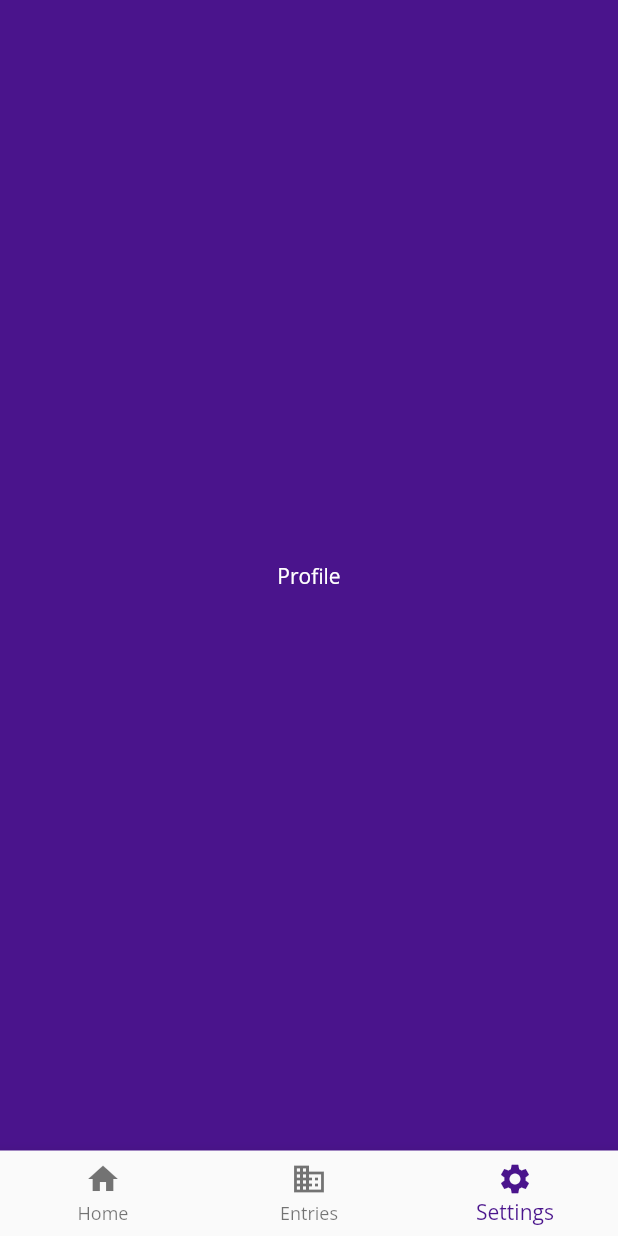
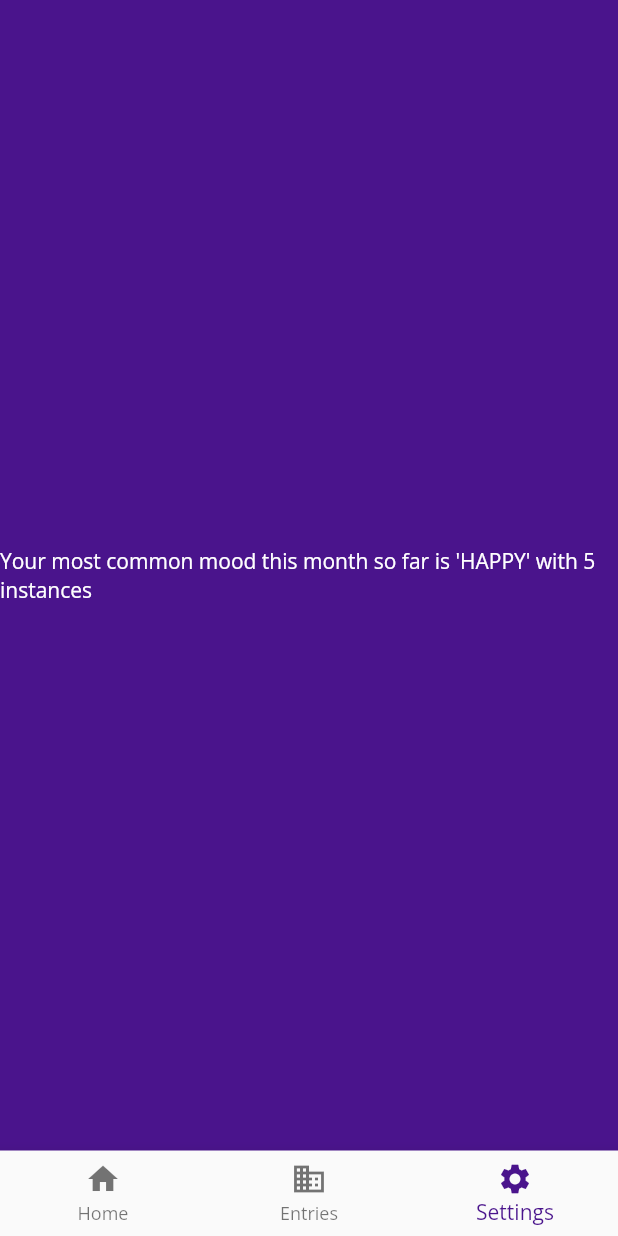
Before and after one commit to lyds214/Journey, a Flutter app: the screen it shows after launch, item 3 of the bottom bar chosen, on a phone screen of 412 x 824 dp. Run offline on Flutter 3.47's test engine with Material 2 defaults, Android fonts, the phone set to English and light mode, and no system bars; our stand-ins replace google_fonts; missing offline and left inert: fancy_on_boarding.

Commit message:
Update profile.dart
Co-Authored-By: Lydia Yang <64216620+lyds214@users.noreply.github.com>

```diff
--- a/journey/lib/screens/profile.dart
+++ b/journey/lib/screens/profile.dart
@@ -9,7 +9,7 @@ class ProfileView extends StatefulWidget {
 class _ProfileViewState extends State<ProfileView> {
   Widget build(BuildContext context) {
     return Scaffold(
-      body: Center(child: Text("Profile")),
+      body: Center(child: Text("Your most common mood this month so far is 'HAPPY' with 5 instances")),
     );
   }
 }
```
